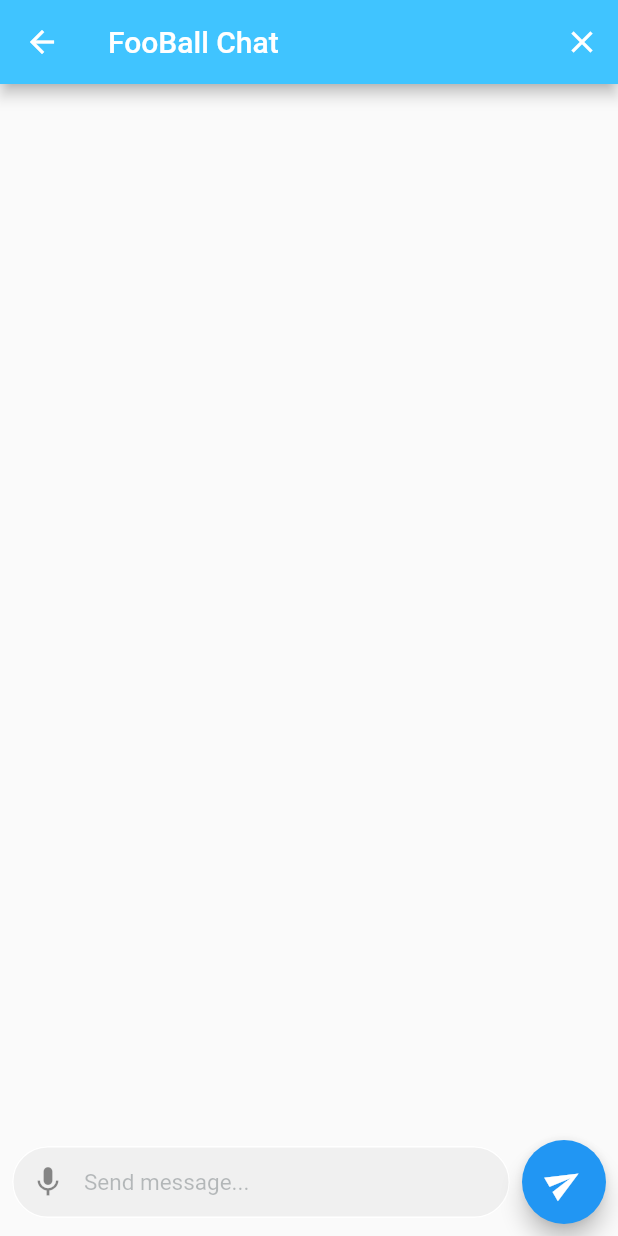
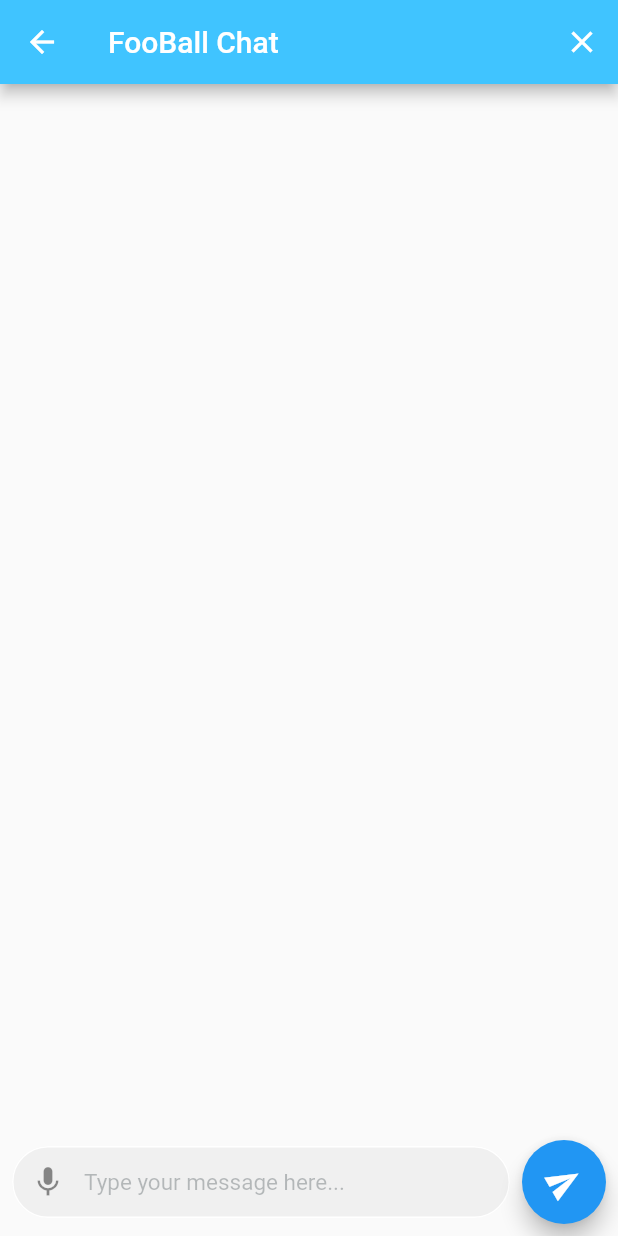
Before and after one commit to Darlene-Naz/Witball, a Flutter app: the ChatScreen screen opened by its route, on a phone screen of 412 x 824 dp. Run offline on Flutter 3.47's test engine with Material 2 defaults, Android fonts, the phone set to English and light mode, and no system bars; our stand-ins replace animated_text_kit, flutter_svg, permission_handler, speech_to_text; missing offline and left inert: flutter_socket_io.

```diff
--- a/lib/screens/chat_screen.dart
+++ b/lib/screens/chat_screen.dart
@@ -165,7 +165,7 @@ class _ChatScreenState extends State<ChatScreen> {
                         ),
                         hintText: micListening
                             ? "Listening voice....."
-                            : 'Send message...',
+                            : 'Type your message here...',
                       ),
                     ),
                   ),
```
Also changed, not shown: 1 other file.
